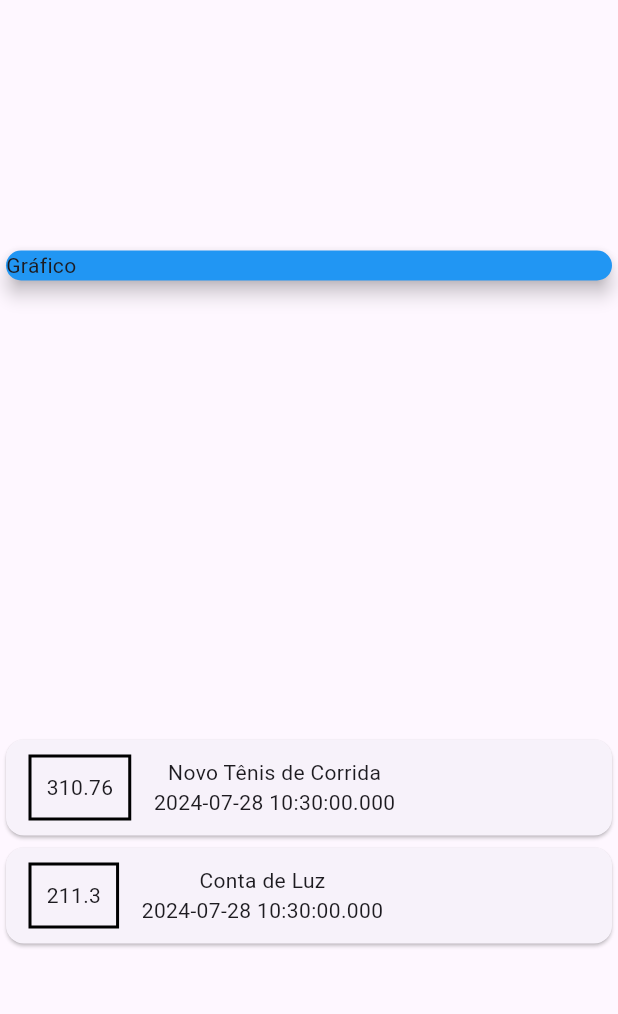
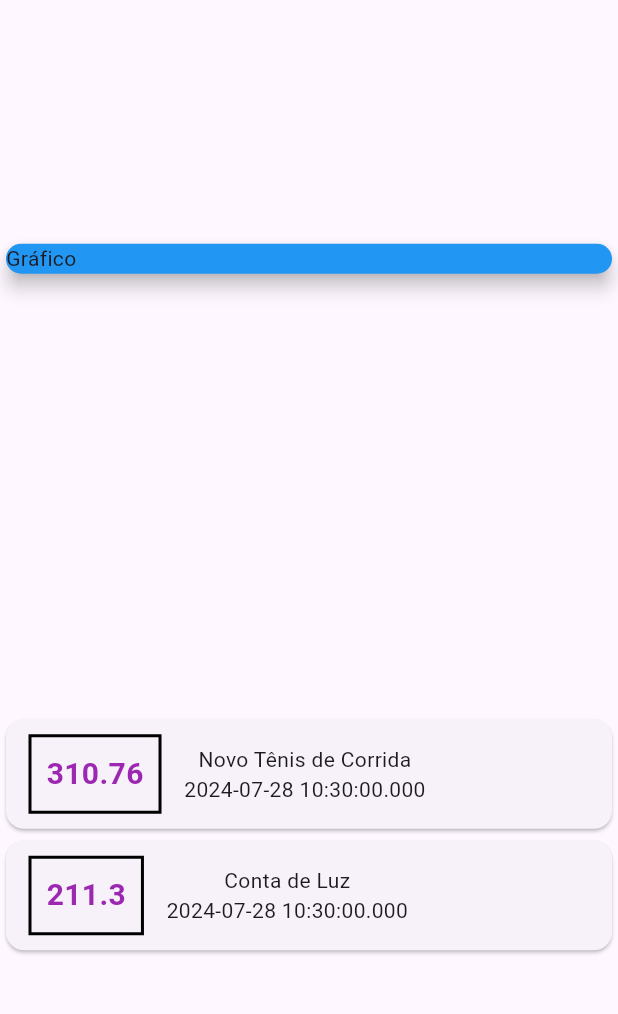
Before and after one commit to so-tha/Expenses_app, a Flutter app: the screen it shows after launch, on a phone screen of 412 x 824 dp, the part 63-1077 px from its top. Run offline on Flutter 3.47's test engine with Material 3 defaults, Android fonts, the light colour scheme and no system bars.

Commit message:
add: estilo aos valores

```diff
--- a/lib/main.dart
+++ b/lib/main.dart
@@ -55,9 +55,14 @@ class Myhomepage extends StatelessWidget {
                             width: 2,
                           )
                         ),
-                        padding:EdgeInsets.all(10),
+                        padding:const EdgeInsets.all(10),
                         child: Text(
-                        tr.value.toString()
+                        tr.value.toString(),
+                        style: const TextStyle(
+                          fontWeight: FontWeight.bold,
+                          fontSize: 20,
+                          color: Colors.purple,
+                        ),
                       ),
                     ),
                     Column(
```
